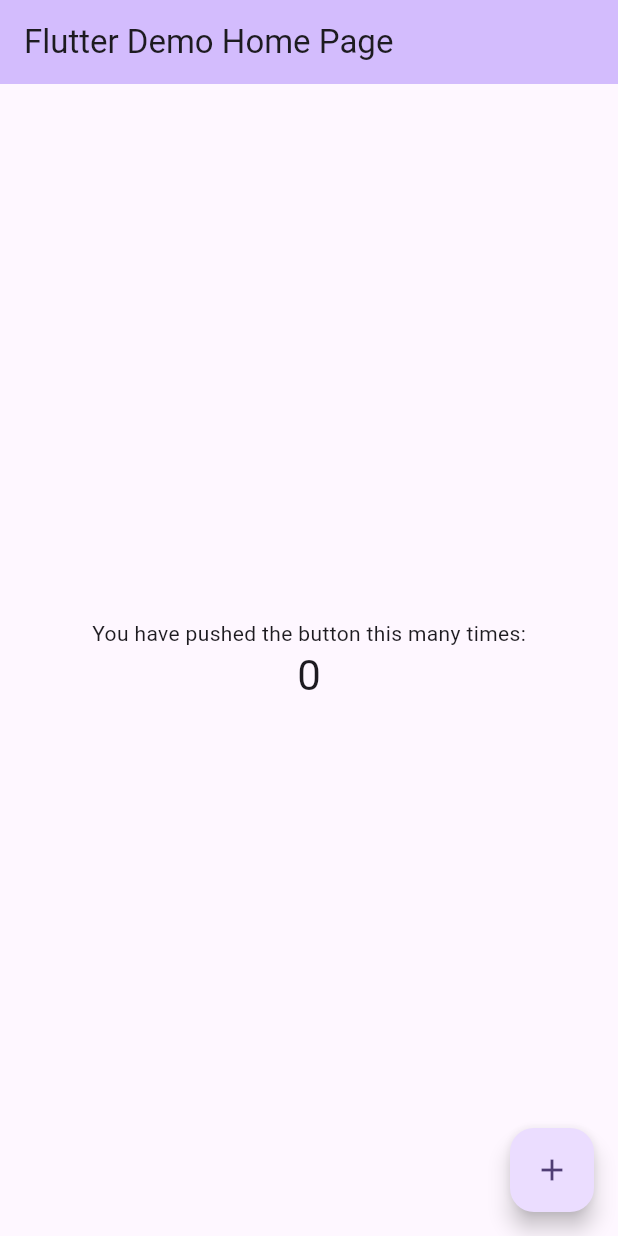
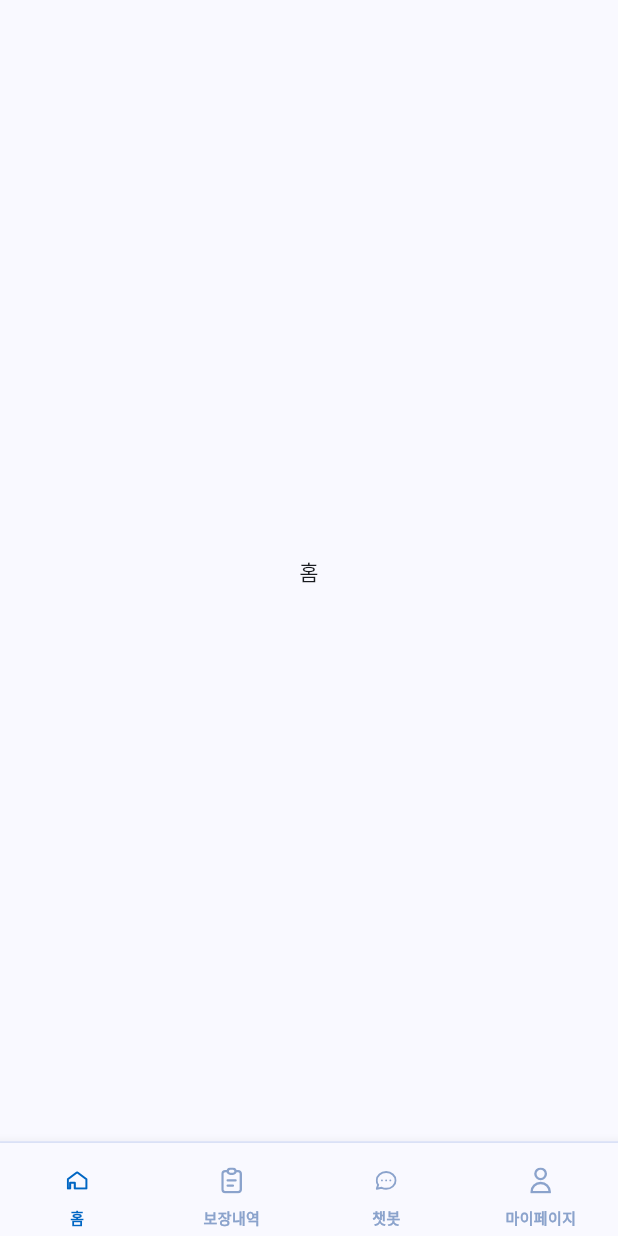
Before and after one commit to Crazy-Capstone/Polight-frontend, a Flutter app: the screen it shows after launch, on a phone screen of 412 x 824 dp. Run offline on Flutter 3.47's test engine with Material 3 defaults, Android fonts, the phone set to English and light mode, and no system bars; our stand-ins replace flutter_svg, google_fonts.

Commit message:
[feat]기본 세팅 및 Nav 바 구현완료

```diff
--- a/lib/main.dart
+++ b/lib/main.dart
@@ -1,4 +1,10 @@
 import 'package:flutter/material.dart';
+import 'package:flutter_svg/flutter_svg.dart';
+import 'package:google_fonts/google_fonts.dart';
+import 'screens/home_screen.dart';
+import 'screens/coverage_screen.dart';
+import 'screens/chatbot_screen.dart';
+import 'screens/mypage_screen.dart';
 
 void main() {
   runApp(const MyApp());
@@ -7,116 +13,109 @@ void main() {
 class MyApp extends StatelessWidget {
   const MyApp({super.key});
 
-  // This widget is the root of your application.
   @override
   Widget build(BuildContext context) {
     return MaterialApp(
-      title: 'Flutter Demo',
+      title: 'Polight',
+      debugShowCheckedModeBanner: false,
       theme: ThemeData(
-        // This is the theme of your application.
-        //
-        // TRY THIS: Try running your application with "flutter run". You'll see
-        // the application has a purple toolbar. Then, without quitting the app,
-        // try changing the seedColor in the colorScheme below to Colors.green
-        // and then invoke "hot reload" (save your changes or press the "hot
-        // reload" button in a Flutter-supported IDE, or press "r" if you used
-        // the command line to start the app).
-        //
-        // Notice that the counter didn't reset back to zero; the application
-        // state is not lost during the reload. To reset the state, use hot
-        // restart instead.
-        //
-        // This works for code too, not just values: Most code changes can be
-        // tested with just a hot reload.
-        colorScheme: ColorScheme.fromSeed(seedColor: Colors.deepPurple),
+        colorScheme: ColorScheme.fromSeed(seedColor: const Color(0xFF0066C3)),
       ),
-      home: const MyHomePage(title: 'Flutter Demo Home Page'),
+      home: const MainNavigationScreen(),
     );
   }
 }
 
-class MyHomePage extends StatefulWidget {
-  const MyHomePage({super.key, required this.title});
-
-  // This widget is the home page of your application. It is stateful, meaning
-  // that it has a State object (defined below) that contains fields that affect
-  // how it looks.
-
-  // This class is the configuration for the state. It holds the values (in this
-  // case the title) provided by the parent (in this case the App widget) and
-  // used by the build method of the State. Fields in a Widget subclass are
-  // always marked "final".
-
-  final String title;
+class MainNavigationScreen extends StatefulWidget {
+  const MainNavigationScreen({super.key});
 
   @override
-  State<MyHomePage> createState() => _MyHomePageState();
+  State<MainNavigationScreen> createState() => _MainNavigationScreenState();
 }
 
-class _MyHomePageState extends State<MyHomePage> {
-  int _counter = 0;
+class _MainNavigationScreenState extends State<MainNavigationScreen> {
+  int _currentIndex = 0;
 
-  void _incrementCounter() {
-    setState(() {
-      // This call to setState tells the Flutter framework that something has
-      // changed in this State, which causes it to rerun the build method below
-      // so that the display can reflect the updated values. If we changed
-      // _counter without calling setState(), then the build method would not be
-      // called again, and so nothing would appear to happen.
-      _counter++;
-    });
-  }
+  static const List<Widget> _screens = [
+    HomeScreen(),
+    CoverageScreen(),
+    ChatbotScreen(),
+    MypageScreen(),
+  ];
+
+  static const Color _activeColor = Color(0xFF0066C3);
+  static const Color _inactiveColor = Color(0xFF8BA3CC);
+
+  static const List<_NavItem> _navItems = [
+    _NavItem(icon: 'assets/images/nav_home.svg', label: '홈'),
+    _NavItem(icon: 'assets/images/nav_list.svg', label: '보장내역'),
+    _NavItem(icon: 'assets/images/nav_chat.svg', label: '챗봇'),
+    _NavItem(icon: 'assets/images/nav_mypage.svg', label: '마이페이지'),
+  ];
 
   @override
   Widget build(BuildContext context) {
-    // This method is rerun every time setState is called, for instance as done
-    // by the _incrementCounter method above.
-    //
-    // The Flutter framework has been optimized to make rerunning build methods
-    // fast, so that you can just rebuild anything that needs updating rather
-    // than having to individually change instances of widgets.
     return Scaffold(
-      appBar: AppBar(
-        // TRY THIS: Try changing the color here to a specific color (to
-        // Colors.amber, perhaps?) and trigger a hot reload to see the AppBar
-        // change color while the other colors stay the same.
-        backgroundColor: Theme.of(context).colorScheme.inversePrimary,
-        // Here we take the value from the MyHomePage object that was created by
-        // the App.build method, and use it to set our appbar title.
-        title: Text(widget.title),
-      ),
-      body: Center(
-        // Center is a layout widget. It takes a single child and positions it
-        // in the middle of the parent.
-        child: Column(
-          // Column is also a layout widget. It takes a list of children and
-          // arranges them vertically. By default, it sizes itself to fit its
-          // children horizontally, and tries to be as tall as its parent.
-          //
-          // Column has various properties to control how it sizes itself and
-          // how it positions its children. Here we use mainAxisAlignment to
-          // center the children vertically; the main axis here is the vertical
-          // axis because Columns are vertical (the cross axis would be
-          // horizontal).
-          //
-          // TRY THIS: Invoke "debug painting" (choose the "Toggle Debug Paint"
-          // action in the IDE, or press "p" in the console), to see the
-          // wireframe for each widget.
-          mainAxisAlignment: MainAxisAlignment.center,
-          children: <Widget>[
-            const Text('You have pushed the button this many times:'),
-            Text(
-              '$_counter',
-              style: Theme.of(context).textTheme.headlineMedium,
+      body: _screens[_currentIndex],
+      bottomNavigationBar: Container(
+        decoration: const BoxDecoration(
+          border: Border(top: BorderSide(color: Color(0xFFE2E9FF), width: 1.2)),
+        ),
+        child: BottomNavigationBar(
+          currentIndex: _currentIndex,
+          onTap: (index) => setState(() => _currentIndex = index),
+          type: BottomNavigationBarType.fixed,
+          selectedItemColor: _activeColor,
+          unselectedItemColor: _inactiveColor,
+          selectedLabelStyle: GoogleFonts.notoSansKr(
+            fontSize: 10,
+            fontWeight: FontWeight.w700,
+            color: _activeColor,
+          ),
+          unselectedLabelStyle: GoogleFonts.notoSansKr(
+            fontSize: 10,
+            fontWeight: FontWeight.w600,
+            color: _inactiveColor,
+          ),
+          items: List.generate(
+            _navItems.length,
+            (i) => BottomNavigationBarItem(
+              icon: Padding(
+                padding: const EdgeInsets.only(top: 10, bottom: 8),
+                child: SvgPicture.asset(
+                  _navItems[i].icon,
+                  width: 14,
+                  height: 20,
+                  colorFilter: const ColorFilter.mode(
+                    _inactiveColor,
+                    BlendMode.srcIn,
+                  ),
+                ),
+              ),
+              activeIcon: Padding(
+                padding: const EdgeInsets.only(top: 10, bottom: 8),
+                child: SvgPicture.asset(
+                  _navItems[i].icon,
+                  width: 14,
+                  height: 20,
+                  colorFilter: const ColorFilter.mode(
+                    _activeColor,
+                    BlendMode.srcIn,
+                  ),
+                ),
+              ),
+              label: _navItems[i].label,
             ),
-          ],
+          ),
         ),
       ),
-      floatingActionButton: FloatingActionButton(
-        onPressed: _incrementCounter,
-        tooltip: 'Increment',
-        child: const Icon(Icons.add),
-      ), // This trailing comma makes auto-formatting nicer for build methods.
     );
   }
 }
+
+class _NavItem {
+  final String icon;
+  final String label;
+
+  const _NavItem({required this.icon, required this.label});
+}
--- /dev/null
+++ b/lib/screens/chatbot_screen.dart
@@ -0,0 +1,12 @@
+import 'package:flutter/material.dart';
+
+class ChatbotScreen extends StatelessWidget {
+  const ChatbotScreen({super.key});
+
+  @override
+  Widget build(BuildContext context) {
+    return const Scaffold(
+      body: Center(child: Text('챗봇')),
+    );
+  }
+}
--- /dev/null
+++ b/lib/screens/coverage_screen.dart
@@ -0,0 +1,12 @@
+import 'package:flutter/material.dart';
+
+class CoverageScreen extends StatelessWidget {
+  const CoverageScreen({super.key});
+
+  @override
+  Widget build(BuildContext context) {
+    return const Scaffold(
+      body: Center(child: Text('보장내역')),
+    );
+  }
+}
--- /dev/null
+++ b/lib/screens/home_screen.dart
@@ -0,0 +1,12 @@
+import 'package:flutter/material.dart';
+
+class HomeScreen extends StatelessWidget {
+  const HomeScreen({super.key});
+
+  @override
+  Widget build(BuildContext context) {
+    return const Scaffold(
+      body: Center(child: Text('홈')),
+    );
+  }
+}
--- /dev/null
+++ b/lib/screens/mypage_screen.dart
@@ -0,0 +1,12 @@
+import 'package:flutter/material.dart';
+
+class MypageScreen extends StatelessWidget {
+  const MypageScreen({super.key});
+
+  @override
+  Widget build(BuildContext context) {
+    return const Scaffold(
+      body: Center(child: Text('마이페이지')),
+    );
+  }
+}
```
Also changed, not shown: pubspec.yaml (+5 -12 lines), assets/images/nav_chat.svg (added), assets/images/nav_home.svg (added), assets/images/nav_list.svg (added), assets/images/nav_mypage.svg (added), pubspec.lock, 12 other files.
